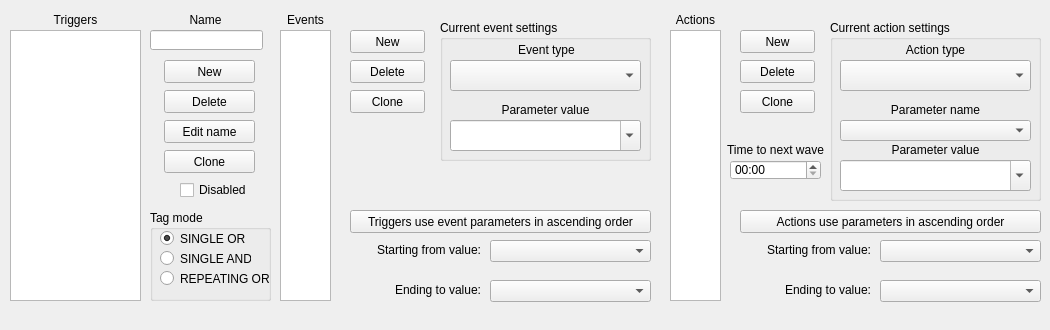
The window that src/triggersection.ui (PTapioK/TSWaveMaker) describes before a commit, drawn with Qt 5.
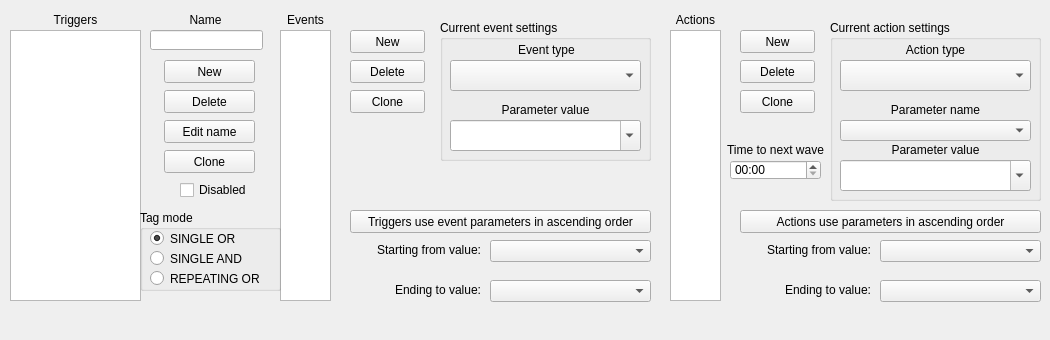
The same window after the commit.

What changed in the file:
```diff
--- a/src/triggersection.ui
+++ b/src/triggersection.ui
@@ -7,7 +7,7 @@
     <x>0</x>
     <y>0</y>
     <width>1050</width>
-    <height>330</height>
+    <height>340</height>
    </rect>
   </property>
   <property name="sizePolicy">
@@ -19,13 +19,13 @@
   <property name="minimumSize">
    <size>
     <width>1050</width>
-    <height>330</height>
+    <height>340</height>
    </size>
   </property>
   <property name="maximumSize">
    <size>
     <width>1050</width>
-    <height>330</height>
+    <height>340</height>
    </size>
   </property>
   <property name="font">
@@ -609,10 +609,10 @@
    <widget class="QGroupBox" name="groupBox_2">
     <property name="geometry">
      <rect>
-      <x>150</x>
+      <x>140</x>
       <y>210</y>
-      <width>121</width>
-      <height>91</height>
+      <width>141</width>
+      <height>81</height>
      </rect>
     </property>
     <property name="title">
@@ -623,10 +623,15 @@
       <rect>
        <x>10</x>
        <y>20</y>
-       <width>91</width>
+       <width>101</width>
        <height>17</height>
       </rect>
      </property>
+     <property name="font">
+      <font>
+       <pointsize>9</pointsize>
+      </font>
+     </property>
      <property name="text">
       <string>SINGLE OR</string>
      </property>
@@ -639,10 +644,15 @@
       <rect>
        <x>10</x>
        <y>40</y>
-       <width>91</width>
+       <width>111</width>
        <height>17</height>
       </rect>
      </property>
+     <property name="font">
+      <font>
+       <pointsize>9</pointsize>
+      </font>
+     </property>
      <property name="text">
       <string>SINGLE AND</string>
      </property>
@@ -652,10 +662,15 @@
       <rect>
        <x>10</x>
        <y>60</y>
-       <width>111</width>
+       <width>121</width>
        <height>17</height>
       </rect>
      </property>
+     <property name="font">
+      <font>
+       <pointsize>9</pointsize>
+      </font>
+     </property>
      <property name="text">
       <string>REPEATING OR</string>
      </property>
```
Left out of the diff: 2 changed lines with no effect on the pictures.
